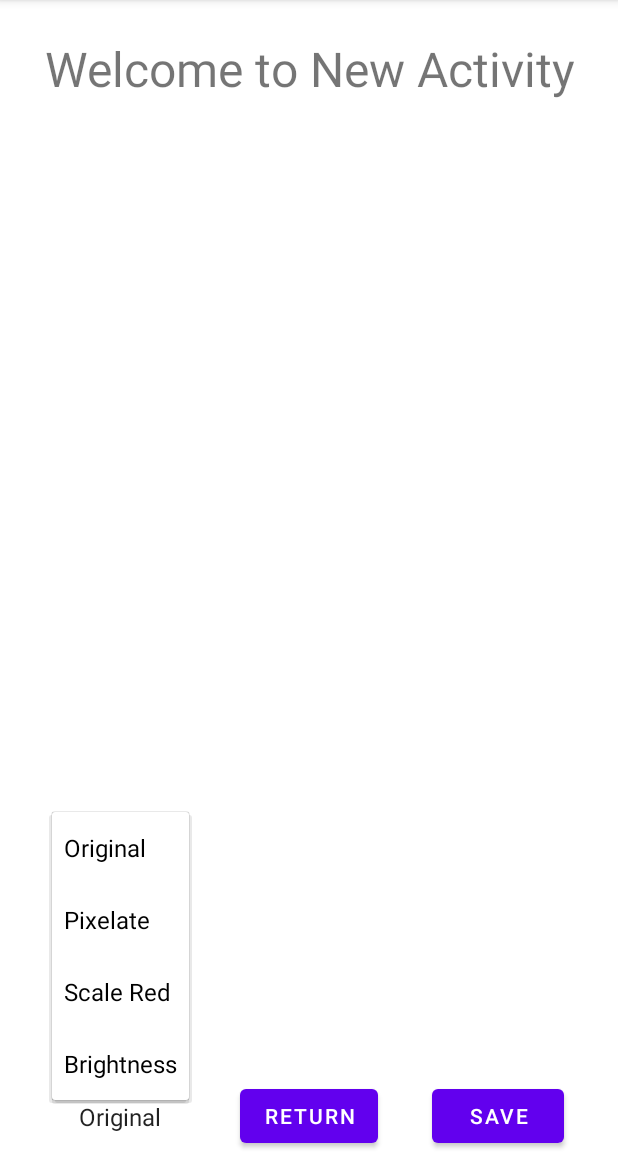
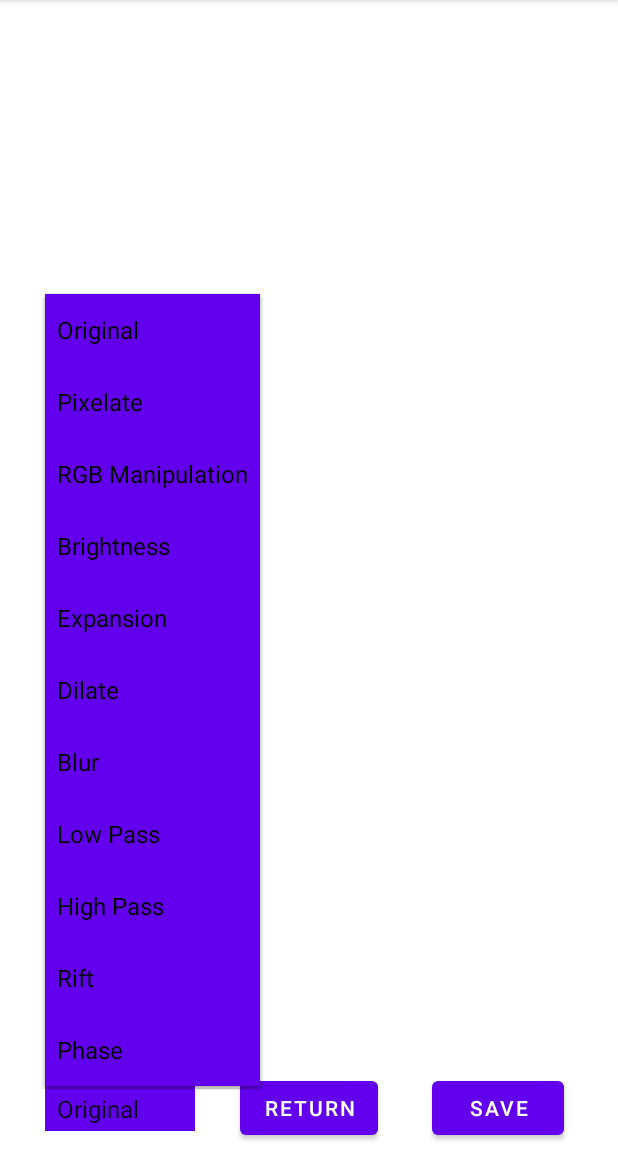
Before and after one commit to Helpless-Avocado/Avocado_Vision, an Android app: the MainActivity2 screen opened directly, with no data from a screen before it, after a tap on "Original", on a phone screen of 412 x 824 dp, the part 84-1236 px from its top. Run offline under Robolectric (Android 15) with nearby library versions, the phone set to English and light mode, and no system bars; 6 statements that could not run were skipped.

```diff
--- a/app/src/main/AndroidManifest.xml
+++ b/app/src/main/AndroidManifest.xml
@@ -1,11 +1,8 @@
 <?xml version="1.0" encoding="utf-8"?>
 <manifest xmlns:android="http://schemas.android.com/apk/res/android"
-    xmlns:tools="http://schemas.android.com/tools"
     package="com.example.opencv2">
 
-    <uses-permission
-        android:name="android.permission.WRITE_EXTERNAL_STORAGE"
-        tools:ignore="ScopedStorage" />
+    <uses-permission android:name="android.permission.WRITE_EXTERNAL_STORAGE" />
     <uses-permission android:name="android.permission.READ_EXTERNAL_STORAGE" />
     <uses-permission android:name="android.permission.CAMERA" />
 
--- a/app/src/main/res/layout/activity_main.xml
+++ b/app/src/main/res/layout/activity_main.xml
@@ -33,9 +33,10 @@
         android:layout_height="wrap_content"
         android:background="@color/white"
         android:gravity="center"
+        android:minHeight="30dp"
         android:minWidth="40dp"
-        android:minHeight="10dp"
         android:spinnerMode="dropdown"
+        android:textAlignment="gravity"
         app:layout_constraintBottom_toBottomOf="@+id/Picture"
         app:layout_constraintEnd_toStartOf="@+id/Picture"
         app:layout_constraintStart_toStartOf="parent"
--- a/app/src/main/res/layout/activity_main2.xml
+++ b/app/src/main/res/layout/activity_main2.xml
@@ -10,13 +10,12 @@
         android:id="@+id/button"
         android:layout_width="wrap_content"
         android:layout_height="wrap_content"
+        android:layout_marginBottom="5dp"
         android:text="@string/Return"
         app:layout_constraintBottom_toBottomOf="parent"
         app:layout_constraintEnd_toEndOf="parent"
         app:layout_constraintHorizontal_bias="0.5"
-        app:layout_constraintStart_toStartOf="parent"
-        app:layout_constraintTop_toBottomOf="@+id/textView"
-        app:layout_constraintVertical_bias="1.0" />
+        app:layout_constraintStart_toStartOf="parent" />
 
     <Button
         android:id="@+id/save_button"
@@ -32,9 +31,8 @@
         android:id="@+id/imageView1"
         android:layout_width="0dp"
         android:layout_height="0dp"
-        android:layout_marginBottom="5dp"
         android:contentDescription="@string/img_desc"
-        android:gravity="center"
+        android:gravity="top"
         app:layout_constraintBottom_toTopOf="@+id/progress_label"
         app:layout_constraintEnd_toEndOf="parent"
         app:layout_constraintHorizontal_bias="0.0"
@@ -43,23 +41,6 @@
         app:layout_constraintVertical_bias="0.0"
         app:srcCompat="@android:drawable/sym_def_app_icon"
         tools:srcCompat="@android:drawable/sym_def_app_icon" />
-
-    <TextView
-        android:id="@+id/textView"
-        android:layout_width="wrap_content"
-        android:layout_height="wrap_content"
-        android:layout_centerInParent="true"
-        android:gravity="center"
-        android:padding="10dp"
-        android:text="@string/welcome_new"
-        android:textSize="32sp"
-        android:visibility="visible"
-        app:layout_constraintBottom_toBottomOf="parent"
-        app:layout_constraintEnd_toEndOf="parent"
-        app:layout_constraintHorizontal_bias="0.50"
-        app:layout_constraintStart_toStartOf="parent"
-        app:layout_constraintTop_toTopOf="parent"
-        app:layout_constraintVertical_bias="0.02" />
 
     <SeekBar
         android:id="@+id/strength"
@@ -74,14 +55,18 @@
 
     <Spinner
         android:id="@+id/image_filters"
-        android:layout_width="wrap_content"
-        android:layout_height="wrap_content"
-        android:background="@color/white"
-        android:gravity="center"
+        android:layout_width="100dp"
+        android:layout_height="30dp"
+        android:background="@color/purple_500"
+        android:dropDownSelector="@color/purple_500"
+        android:gravity="center|center_horizontal"
+        android:popupBackground="@color/purple_500"
+        android:textColor="#FFFFFF"
         app:layout_constraintBottom_toBottomOf="@+id/button"
         app:layout_constraintEnd_toStartOf="@+id/button"
         app:layout_constraintStart_toStartOf="parent"
         app:layout_constraintTop_toTopOf="@+id/button" />
+
 
     <TextView
         android:id="@+id/progress_label"
--- a/app/src/main/res/values/strings.xml
+++ b/app/src/main/res/values/strings.xml
@@ -6,4 +6,20 @@
     <string name="img_desc">Image to be Filtered</string>
     <string name="picture">Picture</string>
     <string name="save">Save</string>
+    <string name="iexpansion">Expansion Factor: 1</string>
+    <string name="ibrightness">Brightness: 0</string>
+    <string name="iblue">Blue: 100%</string>
+    <string name="igreen">Green: 100%</string>
+    <string name="ired">Red: 100%</string>
+    <string name="ipixel">Pixelation Factor: 1</string>
+    <string name="redp">Red : </string>
+    <string name="percent">%</string>
+    <string name="greenp">"Green: "</string>
+    <string name="bluep">"Blue %: "</string>
+    <string name="idilation">Dilation Factor: 1</string>
+    <string name="iblur">Blur Strength: 0</string>
+    <string name="ilowpass">Low Pass Strength: 10</string>
+    <string name="ihighpass">High Pass Strength: 10</string>
+    <string name="irift">Real of FT Scale: 1</string>
+    <string name="iphase">Phase Factor: 0</string>
 </resources>
```
Also changed, not shown: app/src/main/java/com/example/opencv2/MainActivity2.java (+246 -34 lines).
